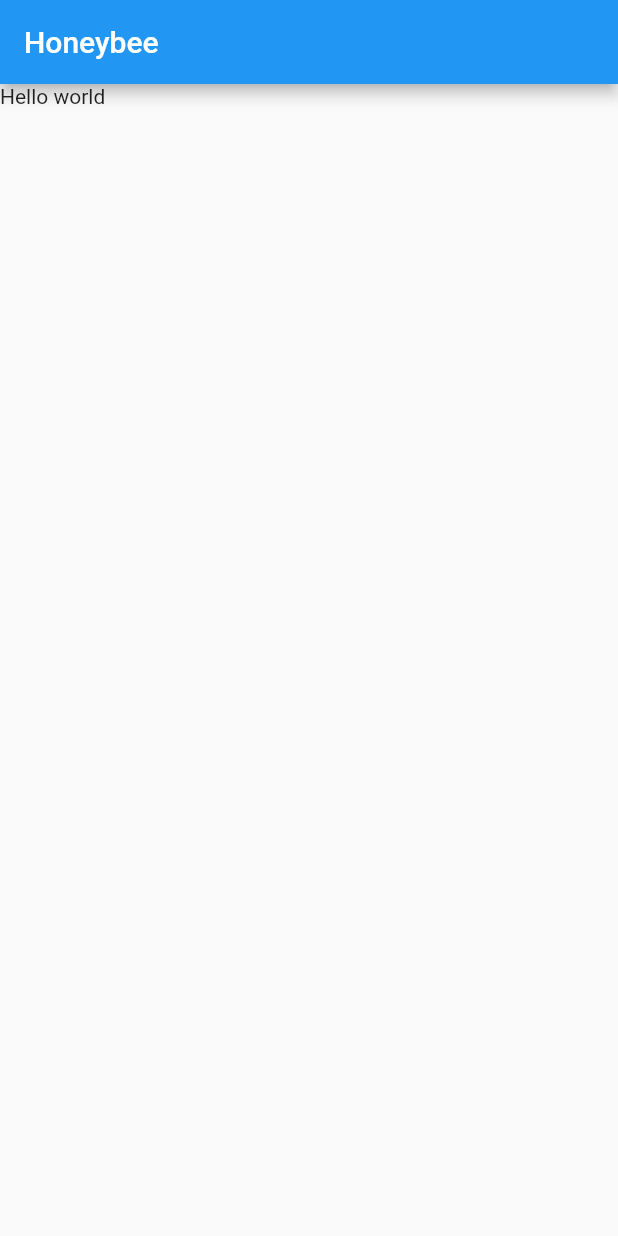
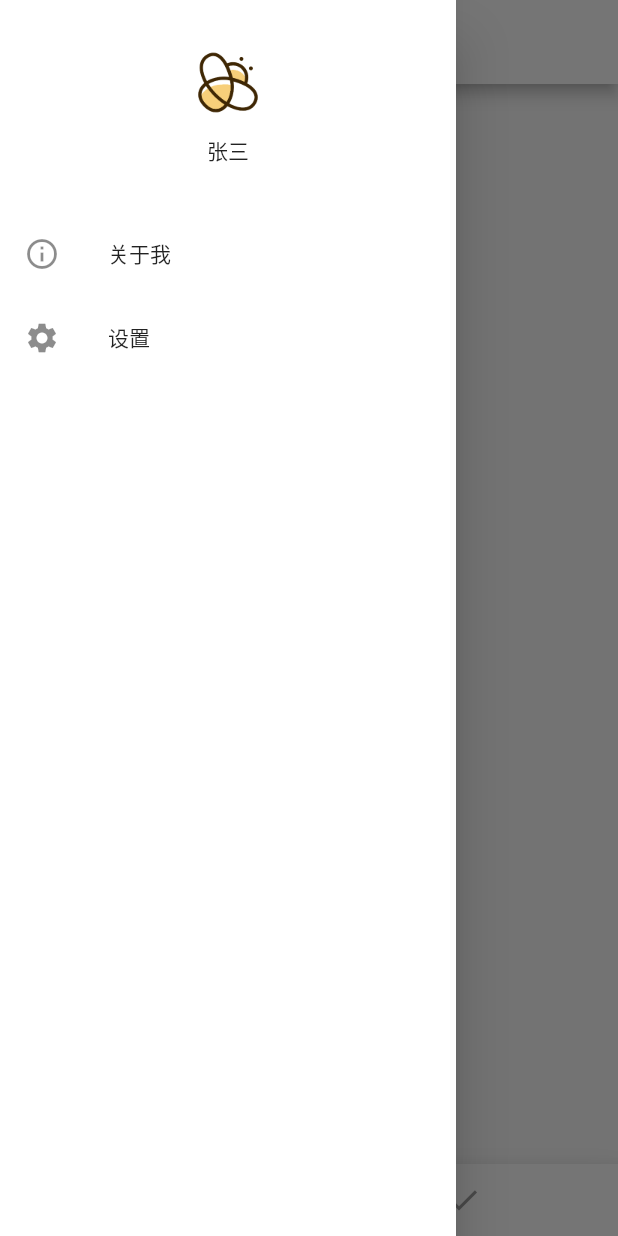
Before and after one commit to hyzhan43/flutter_honeybee, a Flutter app: the screen it shows after launch, with the side drawer open (before the commit the screen has no drawer), on a phone screen of 412 x 824 dp. Run offline on Flutter 3.47's test engine with Material 2 defaults, Android fonts, the phone set to English and light mode, and no system bars.

Commit message:
完成首页底部按钮样式

```diff
--- /dev/null
+++ b/lib/common/constant/AppColors.dart
@@ -0,0 +1,4 @@
+class AppColors{
+
+  static const ThemeColor = "";
+}
--- /dev/null
+++ b/lib/common/constant/AppImages.dart
@@ -0,0 +1,4 @@
+
+class AppImages{
+  static const defaultAvatar = "images/ic_logo.png";
+}
--- /dev/null
+++ b/lib/common/constant/AppSizes.dart
@@ -0,0 +1,3 @@
+class AppSizes{
+  static const avatarSize = 50.0;
+}
--- /dev/null
+++ b/lib/common/constant/AppStrings.dart
@@ -0,0 +1,5 @@
+class AppStrings{
+
+  static String todoTab = "TODO";
+  static String doneTab = "完成";
+}
--- /dev/null
+++ b/lib/common/constant/AppStyles.dart
@@ -0,0 +1,5 @@
+import 'package:flutter/material.dart';
+
+class AppStyles {
+  static const BlackTextStyle = TextStyle(color: Colors.black);
+}
--- a/lib/main.dart
+++ b/lib/main.dart
@@ -1,5 +1,5 @@
 import 'package:flutter/material.dart';
-import 'package:honeybee/page/HomePage.dart';
+import 'package:honeybee/pages/MainPage.dart';
 
 void main() => runApp(new MyApp());
 
@@ -10,9 +10,9 @@ class MyApp extends StatelessWidget {
     return new MaterialApp(
       title: 'Honeybee',
       theme: new ThemeData(
-        primarySwatch: Colors.blue,
+        primaryColor: Colors.white,
       ),
-      home: new HomePage(),
+      home: new MainPage(),
     );
   }
 }
--- a/lib/page/HomePage.dart
+++ /dev/null
@@ -1,20 +0,0 @@
-import 'package:flutter/material.dart';
-
-class HomePage extends StatefulWidget {
-  @override
-  _HomePageState createState() => _HomePageState();
-}
-
-class _HomePageState extends State<HomePage> {
-  @override
-  Widget build(BuildContext context) {
-    return Scaffold(
-      appBar: AppBar(
-        title: Text('Honeybee'),
-      ),
-      body: Container(
-        child: Text('Hello world'),
-      ),
-    );
-  }
-}
--- /dev/null
+++ b/lib/pages/DrawerPage.dart
@@ -0,0 +1,47 @@
+import 'package:flutter/material.dart';
+import 'package:honeybee/common/constant/AppImages.dart';
+import 'package:honeybee/common/constant/AppSizes.dart';
+
+class DrawerPage extends StatefulWidget {
+  @override
+  _DrawerPageState createState() => _DrawerPageState();
+}
+
+class _DrawerPageState extends State<DrawerPage> {
+  @override
+  Widget build(BuildContext context) {
+    return Container(
+        color: Colors.white,
+        child: ListView(
+          children: <Widget>[
+            Container(
+              padding: EdgeInsets.only(top: 30.0),
+              child: ClipOval(
+                child: Image.asset(
+                  AppImages.defaultAvatar,
+                  width: AppSizes.avatarSize,
+                  height: AppSizes.avatarSize,
+                ),
+              ),
+            ),
+            SizedBox(
+              height: 10.0,
+            ),
+            Center(child: Text('张三')),
+            SizedBox(
+              height: 30.0,
+            ),
+            ListTile(
+              title: Text('关于我'),
+              leading: Icon(Icons.info_outline),
+              onTap: () {},
+            ),
+            ListTile(
+              title: Text('设置'),
+              leading: Icon(Icons.settings),
+              onTap: () {},
+            ),
+          ],
+        ));
+  }
+}
--- /dev/null
+++ b/lib/pages/LoginPage.dart
@@ -0,0 +1,15 @@
+import 'package:flutter/material.dart';
+
+class LoginPage extends StatefulWidget {
+  @override
+  _LoginPageState createState() => _LoginPageState();
+}
+
+class _LoginPageState extends State<LoginPage> {
+  @override
+  Widget build(BuildContext context) {
+    return Container(
+      child: Text('登录界面'),
+    );
+  }
+}
--- /dev/null
+++ b/lib/pages/MainPage.dart
@@ -0,0 +1,82 @@
+import 'package:flutter/material.dart';
+import 'package:honeybee/common/constant/AppStrings.dart';
+import 'package:honeybee/pages/DrawerPage.dart';
+import 'package:honeybee/pages/LoginPage.dart';
+import 'package:honeybee/pages/TodoPage.dart';
+
+class MainPage extends StatefulWidget {
+  @override
+  _MainPageState createState() => _MainPageState();
+}
+
+class _MainPageState extends State<MainPage> {
+  // 当前页索引
+  int _index = 0;
+  Color _todoIconColor = Colors.black;
+  Color _doneIconColor = Colors.grey;
+
+  static const TODO_PAGE = 0;
+  static const DONE_PAGE = 1;
+
+  // 默认显示首页
+  String title = AppStrings.todoTab;
+  List<Widget> _pageView;
+
+  @override
+  void initState() {
+    super.initState();
+
+    // 初始化并赋值
+    _pageView = List()..add(TodoPage())..add(LoginPage());
+  }
+
+  @override
+  Widget build(BuildContext context) {
+    return Scaffold(
+      appBar: AppBar(title: Text(title)),
+      floatingActionButton:
+          FloatingActionButton(child: Icon(Icons.brush), onPressed: () {}),
+      floatingActionButtonLocation: FloatingActionButtonLocation.centerDocked,
+      body: _pageView[_index],
+      drawer: Drawer(child: DrawerPage()),
+      bottomNavigationBar: BottomAppBar(
+        shape: CircularNotchedRectangle(), // 设置 bottom 中间 凹陷
+        child: Row(
+          mainAxisAlignment: MainAxisAlignment.spaceAround,
+          children: <Widget>[
+            IconButton(
+              icon: Icon(Icons.today, color: _todoIconColor),
+              onPressed: () {
+                onPressedBottom(TODO_PAGE);
+              },
+            ),
+            IconButton(
+              icon: Icon(Icons.done, color: _doneIconColor),
+              onPressed: () {
+                onPressedBottom(DONE_PAGE);
+              },
+            )
+          ],
+        ),
+      ),
+    );
+  }
+
+  // 当点击底部按钮的时候 切换状态
+  void onPressedBottom(int index) {
+    _index = index;
+    if (index == TODO_PAGE) {
+      setState(() {
+        _todoIconColor = Colors.black;
+        _doneIconColor = Colors.grey;
+        title = AppStrings.todoTab;
+      });
+    } else {
+      setState(() {
+        _doneIconColor = Colors.black;
+        _todoIconColor = Colors.grey;
+        title = AppStrings.doneTab;
+      });
+    }
+  }
+}
--- /dev/null
+++ b/lib/pages/TodoPage.dart
@@ -0,0 +1,15 @@
+import 'package:flutter/material.dart';
+
+class TodoPage extends StatefulWidget {
+  @override
+  _TodoPageState createState() => _TodoPageState();
+}
+
+class _TodoPageState extends State<TodoPage> {
+  @override
+  Widget build(BuildContext context) {
+    return Container(
+      child: Text('Hello world'),
+    );
+  }
+}
```
Also changed, not shown: pubspec.yaml (+8 -7 lines), images/ic_about.png (added), images/ic_logo.png (added), images/ic_setting.png (added), 7 other files.
